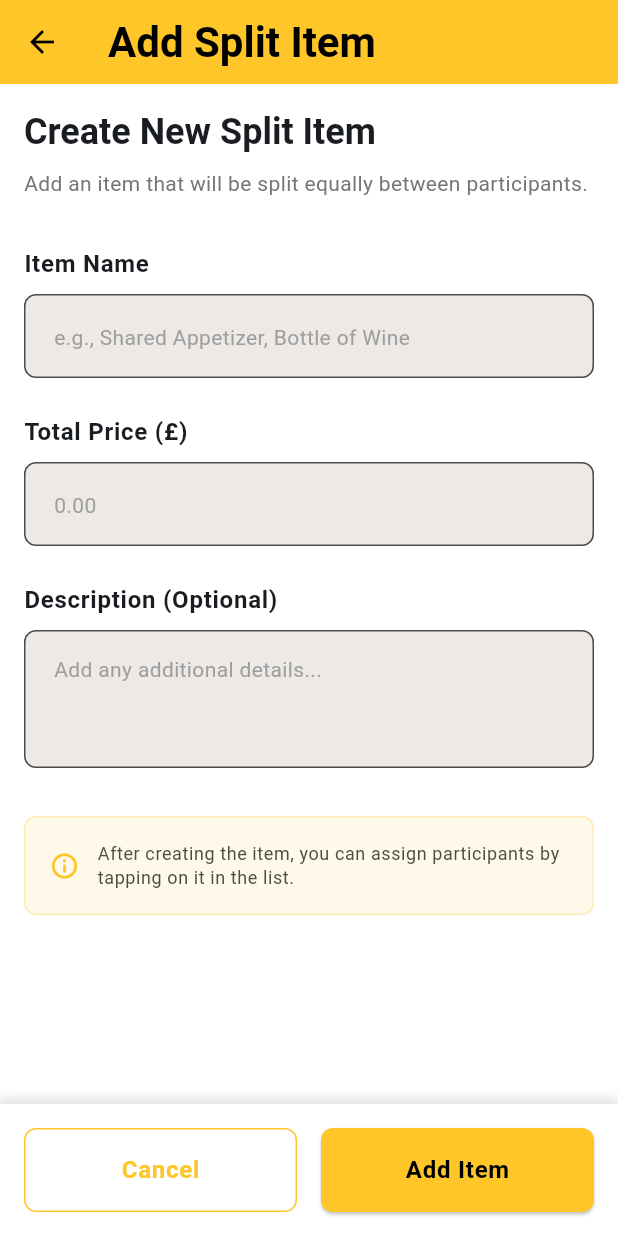
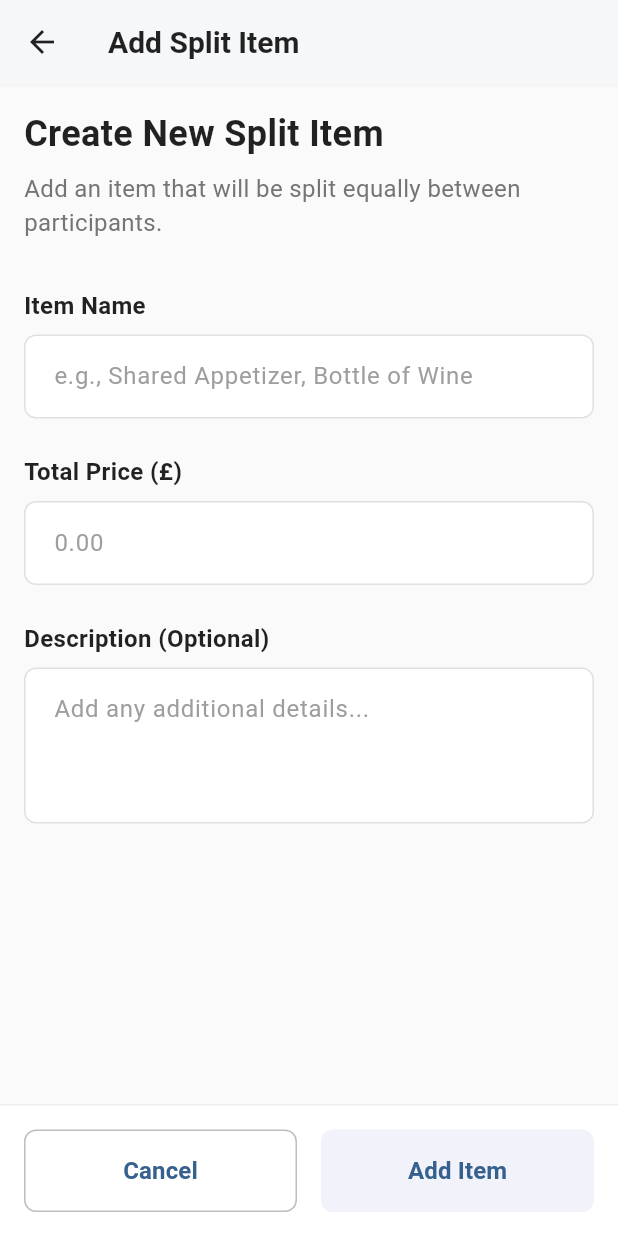
Before and after one commit to noodev8/splitdine2, a Flutter app: the AddSplitItemScreen screen opened directly with empty values, on a phone screen of 412 x 824 dp. Run offline on Flutter 3.47's test engine with Material 3 defaults, Android fonts, the phone set to English and light mode, and no system bars; our stand-ins replace shared_preferences; accounts and stored records are empty.

Commit message:
New Logo

```diff
--- a/splitdine2_flutter/lib/screens/add_split_item_screen.dart
+++ b/splitdine2_flutter/lib/screens/add_split_item_screen.dart
@@ -23,12 +23,7 @@ class _AddSplitItemScreenState extends State<AddSplitItemScreen> {
 
   bool _isLoading = false;
 
-  // Custom theme colors for this screen only
-  static const Color primaryColor = Color(0xFFFFC629); // Sunshine Yellow
-  static const Color secondaryColor = Color(0xFFF04438); // Tomato Red
-  static const Color backgroundColor = Color(0xFFFFFFFF); // White
-  static const Color surfaceColor = Color(0xFFECE9E6); // Light Gray
-  static const Color onSurfaceColor = Color(0xFF4E4B47); // Dark Gray
+  // Clean modern theme to match session dashboard
 
   @override
   void dispose() {
@@ -81,7 +76,7 @@ class _AddSplitItemScreenState extends State<AddSplitItemScreen> {
           ScaffoldMessenger.of(context).showSnackBar(
             SnackBar(
               content: Text(splitItemProvider.errorMessage ?? 'Failed to add split item'),
-              backgroundColor: secondaryColor,
+              backgroundColor: Colors.red,
             ),
           );
         }
@@ -91,7 +86,7 @@ class _AddSplitItemScreenState extends State<AddSplitItemScreen> {
         ScaffoldMessenger.of(context).showSnackBar(
           SnackBar(
             content: Text('Error: $e'),
-            backgroundColor: secondaryColor,
+            backgroundColor: Colors.red,
           ),
         );
       }
@@ -104,55 +99,21 @@ class _AddSplitItemScreenState extends State<AddSplitItemScreen> {
 
   @override
   Widget build(BuildContext context) {
-    return Theme(
-      data: Theme.of(context).copyWith(
-        colorScheme: const ColorScheme.light(
-          primary: primaryColor,
-          secondary: secondaryColor,
-          surface: surfaceColor,
-          onSurface: onSurfaceColor,
-        ),
-        textTheme: Theme.of(context).textTheme.copyWith(
-          headlineLarge: const TextStyle(
+    return Scaffold(
+      backgroundColor: Colors.grey.shade50,
+      appBar: AppBar(
+        title: const Text(
+          'Add Split Item',
+          style: TextStyle(
+            fontSize: 20,
             fontWeight: FontWeight.bold,
-            color: onSurfaceColor,
-          ),
-          headlineMedium: const TextStyle(
-            fontWeight: FontWeight.bold,
-            color: onSurfaceColor,
-          ),
-          headlineSmall: const TextStyle(
-            fontWeight: FontWeight.bold,
-            color: onSurfaceColor,
-          ),
-          bodyLarge: const TextStyle(
-            fontSize: 24,
-            color: onSurfaceColor,
-          ),
-          bodyMedium: const TextStyle(
-            fontSize: 16,
-            color: onSurfaceColor,
-          ),
-          bodySmall: const TextStyle(
-            fontSize: 14,
-            color: onSurfaceColor,
           ),
         ),
+        backgroundColor: Colors.white,
+        foregroundColor: Colors.black87,
+        elevation: 1,
+        shadowColor: Colors.black12,
       ),
-      child: Scaffold(
-        backgroundColor: backgroundColor,
-        appBar: AppBar(
-          title: Text(
-            'Add Split Item',
-            style: Theme.of(context).textTheme.headlineMedium?.copyWith(
-              fontWeight: FontWeight.bold,
-              color: Colors.black,
-            ),
-          ),
-          backgroundColor: primaryColor,
-          foregroundColor: Colors.black,
-          elevation: 0,
-        ),
         body: SingleChildScrollView(
           padding: const EdgeInsets.all(16),
           child: Form(
@@ -161,26 +122,31 @@ class _AddSplitItemScreenState extends State<AddSplitItemScreen> {
               crossAxisAlignment: CrossAxisAlignment.start,
               children: [
                 // Header
-                Text(
+                const Text(
                   'Create New Split Item',
-                  style: Theme.of(context).textTheme.headlineSmall?.copyWith(
+                  style: TextStyle(
+                    fontSize: 24,
                     fontWeight: FontWeight.bold,
+                    color: Colors.black87,
                   ),
                 ),
                 const SizedBox(height: 8),
                 Text(
                   'Add an item that will be split equally between participants.',
-                  style: Theme.of(context).textTheme.bodyMedium?.copyWith(
+                  style: TextStyle(
+                    fontSize: 16,
                     color: Colors.grey.shade600,
                   ),
                 ),
                 const SizedBox(height: 32),
 
                 // Item Name Field
-                Text(
+                const Text(
                   'Item Name',
-                  style: Theme.of(context).textTheme.bodyLarge?.copyWith(
+                  style: TextStyle(
+                    fontSize: 16,
                     fontWeight: FontWeight.w600,
+                    color: Colors.black87,
                   ),
                 ),
                 const SizedBox(height: 8),
@@ -189,20 +155,29 @@ class _AddSplitItemScreenState extends State<AddSplitItemScreen> {
                   textCapitalization: TextCapitalization.words,
                   decoration: InputDecoration(
                     hintText: 'e.g., Shared Appetizer, Bottle of Wine',
-                    hintStyle: Theme.of(context).textTheme.bodyMedium?.copyWith(
+                    hintStyle: TextStyle(
                       color: Colors.grey.shade500,
                     ),
                     border: OutlineInputBorder(
                       borderRadius: BorderRadius.circular(8),
+                      borderSide: BorderSide(color: Colors.grey.shade300),
+                    ),
+                    enabledBorder: OutlineInputBorder(
+                      borderRadius: BorderRadius.circular(8),
+                      borderSide: BorderSide(color: Colors.grey.shade300),
+                    ),
+                    focusedBorder: OutlineInputBorder(
+                      borderRadius: BorderRadius.circular(8),
+                      borderSide: BorderSide(color: Theme.of(context).colorScheme.primary),
                     ),
                     filled: true,
-                    fillColor: surfaceColor,
+                    fillColor: Colors.white,
                     contentPadding: const EdgeInsets.symmetric(
                       horizontal: 16,
                       vertical: 16,
                     ),
                   ),
-                  style: Theme.of(context).textTheme.bodyLarge,
+                  style: const TextStyle(fontSize: 16),
                   validator: (value) {
                     if (value == null || value.trim().isEmpty) {
                       return 'Please enter an item name';
@@ -213,10 +188,12 @@ class _AddSplitItemScreenState extends State<AddSplitItemScreen> {
                 const SizedBox(height: 24),
 
                 // Price Field
-                Text(
+                const Text(
                   'Total Price (£)',
-                  style: Theme.of(context).textTheme.bodyLarge?.copyWith(
+                  style: TextStyle(
+                    fontSize: 16,
                     fontWeight: FontWeight.w600,
+                    color: Colors.black87,
                   ),
                 ),
                 const SizedBox(height: 8),
@@ -224,20 +201,29 @@ class _AddSplitItemScreenState extends State<AddSplitItemScreen> {
                   controller: _priceController,
                   decoration: InputDecoration(
                     hintText: '0.00',
-                    hintStyle: Theme.of(context).textTheme.bodyMedium?.copyWith(
+                    hintStyle: TextStyle(
                       color: Colors.grey.shade500,
                     ),
                     border: OutlineInputBorder(
                       borderRadius: BorderRadius.circular(8),
+                      borderSide: BorderSide(color: Colors.grey.shade300),
+                    ),
+                    enabledBorder: OutlineInputBorder(
+                      borderRadius: BorderRadius.circular(8),
+                      borderSide: BorderSide(color: Colors.grey.shade300),
+                    ),
+                    focusedBorder: OutlineInputBorder(
+                      borderRadius: BorderRadius.circular(8),
+                      borderSide: BorderSide(color: Theme.of(context).colorScheme.primary),
                     ),
                     filled: true,
-                    fillColor: surfaceColor,
+                    fillColor: Colors.white,
                     contentPadding: const EdgeInsets.symmetric(
                       horizontal: 16,
                       vertical: 16,
                     ),
                   ),
-                  style: Theme.of(context).textTheme.bodyLarge,
+                  style: const TextStyle(fontSize: 16),
                   keyboardType: const TextInputType.numberWithOptions(decimal: true),
                   validator: (value) {
                     if (value == null || value.trim().isEmpty) {
@@ -253,10 +239,12 @@ class _AddSplitItemScreenState extends State<AddSplitItemScreen> {
                 const SizedBox(height: 24),
 
                 // Description Field (Optional)
-                Text(
+                const Text(
                   'Description (Optional)',
-                  style: Theme.of(context).textTheme.bodyLarge?.copyWith(
+                  style: TextStyle(
+                    fontSize: 16,
                     fontWeight: FontWeight.w600,
+                    color: Colors.black87,
                   ),
                 ),
                 const SizedBox(height: 8),
@@ -265,53 +253,31 @@ class _AddSplitItemScreenState extends State<AddSplitItemScreen> {
                   textCapitalization: TextCapitalization.sentences,
                   decoration: InputDecoration(
                     hintText: 'Add any additional details...',
-                    hintStyle: Theme.of(context).textTheme.bodyMedium?.copyWith(
+                    hintStyle: TextStyle(
                       color: Colors.grey.shade500,
                     ),
                     border: OutlineInputBorder(
                       borderRadius: BorderRadius.circular(8),
+                      borderSide: BorderSide(color: Colors.grey.shade300),
+                    ),
+                    enabledBorder: OutlineInputBorder(
+                      borderRadius: BorderRadius.circular(8),
+                      borderSide: BorderSide(color: Colors.grey.shade300),
+                    ),
+                    focusedBorder: OutlineInputBorder(
+                      borderRadius: BorderRadius.circular(8),
+                      borderSide: BorderSide(color: Theme.of(context).colorScheme.primary),
                     ),
                     filled: true,
-                    fillColor: surfaceColor,
+                    fillColor: Colors.white,
                     contentPadding: const EdgeInsets.symmetric(
                       horizontal: 16,
                       vertical: 16,
                     ),
                   ),
-                  style: Theme.of(context).textTheme.bodyMedium,
+                  style: const TextStyle(fontSize: 16),
                   maxLines: 3,
                   textInputAction: TextInputAction.done,
-                ),
-                const SizedBox(height: 32),
-
-                // Info box
-                Container(
-                  padding: const EdgeInsets.all(16),
-                  decoration: BoxDecoration(
-                    color: primaryColor.withValues(alpha: 0.1),
-                    borderRadius: BorderRadius.circular(8),
-                    border: Border.all(
-                      color: primaryColor.withValues(alpha: 0.3),
-                    ),
-                  ),
-                  child: Row(
-                    children: [
-                      Icon(
-                        Icons.info_outline,
-                        color: primaryColor,
-                        size: 20,
-                      ),
-                      const SizedBox(width: 12),
-                      Expanded(
-                        child: Text(
-                          'After creating the item, you can assign participants by tapping on it in the list.',
-                          style: Theme.of(context).textTheme.bodySmall?.copyWith(
-                            color: onSurfaceColor,
-                          ),
-                        ),
-                      ),
-                    ],
-                  ),
                 ),
               ],
             ),
@@ -320,15 +286,13 @@ class _AddSplitItemScreenState extends State<AddSplitItemScreen> {
         bottomNavigationBar: Container(
           padding: const EdgeInsets.all(16),
           decoration: BoxDecoration(
-            color: backgroundColor,
-            boxShadow: [
-              BoxShadow(
-                color: Colors.grey.withValues(alpha: 0.3),
-                spreadRadius: 1,
-                blurRadius: 5,
-                offset: const Offset(0, -3),
+            color: Colors.white,
+            border: Border(
+              top: BorderSide(
+                color: Colors.grey.shade200,
+                width: 1,
               ),
-            ],
+            ),
           ),
           child: SafeArea(
             child: Row(
@@ -338,16 +302,16 @@ class _AddSplitItemScreenState extends State<AddSplitItemScreen> {
                     onPressed: _isLoading ? null : () => Navigator.of(context).pop(),
                     style: OutlinedButton.styleFrom(
                       padding: const EdgeInsets.symmetric(vertical: 16),
-                      side: const BorderSide(color: primaryColor),
+                      side: BorderSide(color: Colors.grey.shade400),
                       shape: RoundedRectangleBorder(
                         borderRadius: BorderRadius.circular(8),
                       ),
                     ),
-                    child: Text(
+                    child: const Text(
                       'Cancel',
-                      style: Theme.of(context).textTheme.bodyLarge?.copyWith(
-                        color: primaryColor,
-                        fontWeight: FontWeight.bold,
+                      style: TextStyle(
+                        fontSize: 16,
+                        fontWeight: FontWeight.w600,
                       ),
                     ),
                   ),
@@ -357,12 +321,11 @@ class _AddSplitItemScreenState extends State<AddSplitItemScreen> {
                   child: ElevatedButton(
                     onPressed: _isLoading ? null : _addSplitItem,
                     style: ElevatedButton.styleFrom(
-                      backgroundColor: primaryColor,
-                      foregroundColor: Colors.black,
                       padding: const EdgeInsets.symmetric(vertical: 16),
                       shape: RoundedRectangleBorder(
                         borderRadius: BorderRadius.circular(8),
                       ),
+                      elevation: 0,
                     ),
                     child: _isLoading
                         ? const SizedBox(
@@ -370,14 +333,13 @@ class _AddSplitItemScreenState extends State<AddSplitItemScreen> {
                             width: 20,
                             child: CircularProgressIndicator(
                               strokeWidth: 2,
-                              valueColor: AlwaysStoppedAnimation<Color>(Colors.black),
                             ),
                           )
-                        : Text(
+                        : const Text(
                             'Add Item',
-                            style: Theme.of(context).textTheme.bodyLarge?.copyWith(
-                              fontWeight: FontWeight.bold,
-                              color: Colors.black,
+                            style: TextStyle(
+                              fontSize: 16,
+                              fontWeight: FontWeight.w600,
                             ),
                           ),
                   ),
@@ -386,7 +348,6 @@ class _AddSplitItemScreenState extends State<AddSplitItemScreen> {
             ),
           ),
         ),
-      ),
     );
   }
 }
--- a/splitdine2_flutter/pubspec.yaml
+++ b/splitdine2_flutter/pubspec.yaml
@@ -59,8 +59,8 @@ dev_dependencies:
   # activated in the `analysis_options.yaml` file located at the root of your
   # package. See that file for information about deactivating specific lint
   # rules and activating additional ones.
-  flutter_lints: ^5.0.0
-  flutter_launcher_icons: ^0.13.1
+  flutter_lints: ^6.0.0
+  flutter_launcher_icons: ^0.14.4
 
 # For information on the generic Dart part of this file, see the
 # following page: https://dart.dev/tools/pub/pubspec
```
Also changed, not shown: splitdine2_flutter/lib/screens/payment_summary_screen.dart (+68 -9 lines), splitdine2_flutter/lib/screens/receipt_total_screen.dart (+31 -24 lines), splitdine2_flutter/lib/screens/split_items_screen.dart (+66 -67 lines), splitdine2_flutter/assets/splitdine_icon_1024.png.
